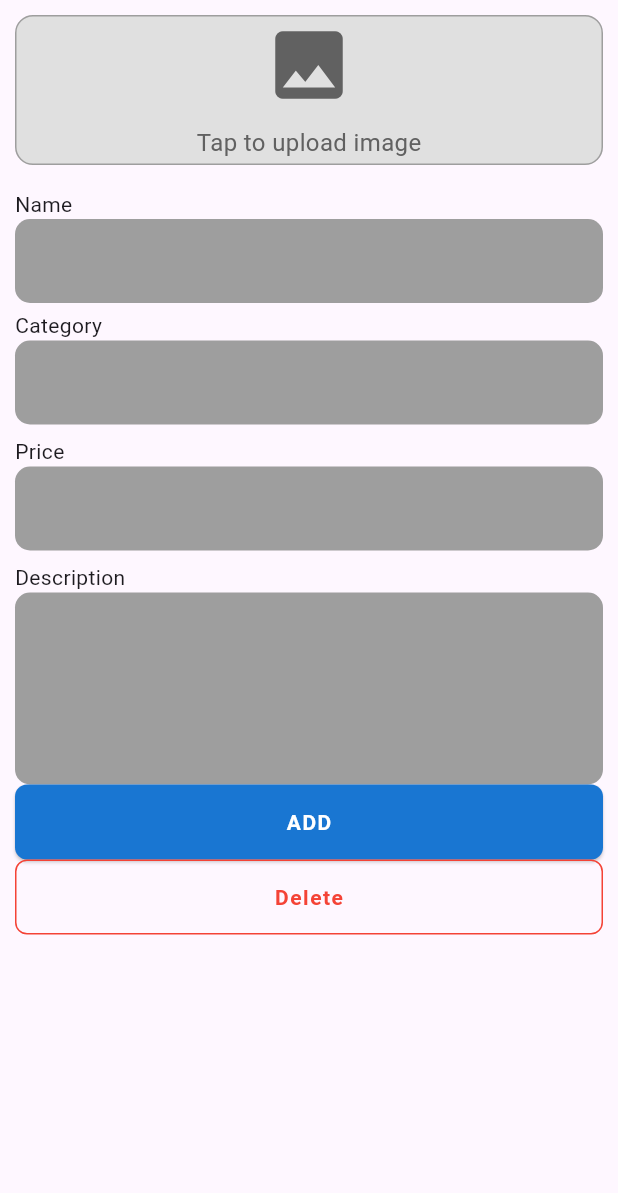
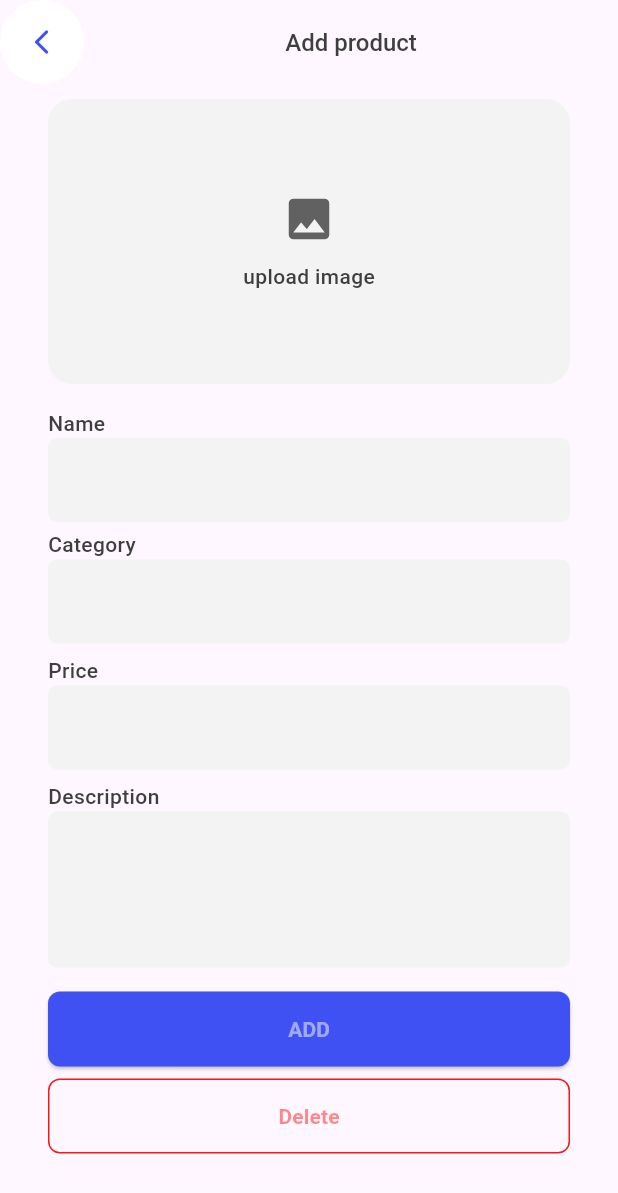
Before and after one commit to Mitiku-Melkamsew/2025-project-phase-mobile-tasks, a Flutter app: the Update screen opened directly, on a phone screen of 412 x 824 dp. Shown: the top 1193 px of the screen. Run offline on Flutter 3.47's test engine with Material 3 defaults, Android fonts, the phone set to English and light mode, and no system bars; Roboto replaces fonts that are missing (Poppins).

Commit message:
enhanced the layout of the Update page for better user interaction

```diff
--- a/mobile/mitiku_melkamsew/ecommerce/lib/main.dart
+++ b/mobile/mitiku_melkamsew/ecommerce/lib/main.dart
@@ -14,6 +14,6 @@ class MyApp extends StatelessWidget {
   // This widget is the root of your application.
   @override
   Widget build(BuildContext context) {
-    return MaterialApp(debugShowCheckedModeBanner: false, home: Home());
+    return MaterialApp(debugShowCheckedModeBanner: false, home: Update());
   }
 }
--- a/mobile/mitiku_melkamsew/ecommerce/lib/update.dart
+++ b/mobile/mitiku_melkamsew/ecommerce/lib/update.dart
@@ -5,8 +5,35 @@ class Update extends StatelessWidget {
 
   @override
   Widget build(BuildContext context) {
-    return Padding(
-      padding: const EdgeInsets.all(10.0),
+    var font = TextStyle(
+      color: Color(0xff3e3e3e),
+      fontSize: 14,
+      fontFamily: 'Poppins',
+      fontWeight: FontWeight.w500,
+    );
+    return Scaffold(
+      appBar: AppBar(
+        leading: Container(
+          width: 40,
+          height: 40,
+          alignment: Alignment.center,
+          decoration: BoxDecoration(
+            color: Color(0xffffffff),
+            borderRadius: BorderRadius.circular(40),
+          ),
+          child: Icon(
+            Icons.arrow_back_ios_rounded,
+            color: Color(0xff3F51F3),
+            size: 20,
+          ),
+        ),
+        title: Center(
+          child: Text('Add product', style: font.copyWith(fontSize: 16)),
+        ),
+      ),
+      body: Padding(
+        padding: const EdgeInsets.symmetric(horizontal: 32, vertical: 10),
+        child: SingleChildScrollView(
           child: Column(
             crossAxisAlignment: CrossAxisAlignment.start,
             children: [
@@ -14,119 +41,109 @@ class Update extends StatelessWidget {
                 onTap: () {},
                 child: Container(
                   width: double.infinity,
-              height: 100,
+                  height: 190,
                   decoration: BoxDecoration(
-                color: Colors.grey[300],
-                borderRadius: BorderRadius.circular(12),
-                border: Border.all(color: Colors.grey, width: 1),
+                    color: Color(0xfff3f3f3),
+                    borderRadius: BorderRadius.circular(16),
+                    border: Border.all(color: Color(0xfff3f3f3), width: 1),
                   ),
                   child: Column(
                     mainAxisAlignment: MainAxisAlignment.center,
                     children: [
-                  Icon(Icons.image, size: 60, color: Colors.grey[700]),
+                      Icon(Icons.image, size: 36, color: Colors.grey[700]),
                       SizedBox(height: 10),
-                  Text(
-                    'Tap to upload image',
-                    style: TextStyle(color: Colors.grey[700], fontSize: 16),
+                      Text('upload image', style: font),
+                    ],
+                  ),
+                ),
+              ),
+              SizedBox(height: 16),
+              Text('Name', style: font),
+              TextField(
+                decoration: InputDecoration(
+                  filled: true,
+                  fillColor: Color(0xfff3f3f3),
+                  border: OutlineInputBorder(
+                    borderRadius: BorderRadius.circular(6),
+                    borderSide: BorderSide.none,
+                  ),
+                ),
+              ),
+              SizedBox(height: 5),
+              Text('Category', style: font),
+              TextField(
+                decoration: InputDecoration(
+                  filled: true,
+                  fillColor: Color(0xfff3f3f3),
+                  border: OutlineInputBorder(
+                    borderRadius: BorderRadius.circular(6),
+                    borderSide: BorderSide.none,
+                  ),
+                ),
+              ),
+              SizedBox(height: 8),
+              Text('Price', style: font),
+              TextField(
+                decoration: InputDecoration(
+                  filled: true,
+                  fillColor: Color(0xfff3f3f3),
+                  suffixText: '\$',
+                  border: OutlineInputBorder(
+                    borderRadius: BorderRadius.circular(6),
+                    borderSide: BorderSide.none,
+                  ),
+                ),
+              ),
+              SizedBox(height: 8),
+              Text('Description', style: font),
+              TextField(
+                maxLines: 3,
+                decoration: InputDecoration(
+                  filled: true,
+                  fillColor: Color(0xfff3f3f3),
+                  border: OutlineInputBorder(
+                    borderRadius: BorderRadius.circular(6),
+                    borderSide: BorderSide.none,
+                  ),
+                ),
+              ),
+              SizedBox(height: 16),
+              ElevatedButton(
+                onPressed: () {},
+                style: ElevatedButton.styleFrom(
+                  backgroundColor: Color(0xff3F51F3),
+                  minimumSize: Size(double.infinity, 50),
+                  shape: RoundedRectangleBorder(
+                    borderRadius: BorderRadius.circular(8),
+                  ),
+                ),
+                child: Text(
+                  "ADD",
+                  style: font.copyWith(
+                    fontWeight: FontWeight.w600,
+                    color: Color(0x80ffffff),
+                  ),
+                ),
+              ),
+              SizedBox(height: 8),
+              TextButton(
+                onPressed: () {},
+                style: TextButton.styleFrom(
+                  minimumSize: Size(double.infinity, 50),
+                  shape: RoundedRectangleBorder(
+                    side: BorderSide(color: Color(0xffff1313)),
+                    borderRadius: BorderRadius.circular(8),
+                  ),
+                ),
+                child: Text(
+                  'Delete', style: font.copyWith(fontWeight: FontWeight.w600, color: Color(0x80ff1313))
+
+                ),
               ),
             ],
           ),
         ),
       ),
-          SizedBox(height: 16),
-          Text('Name'),
-          TextField(
-            decoration: InputDecoration(
-              filled: true,
-              fillColor: Colors.grey,
-              border: OutlineInputBorder(
-                borderRadius: BorderRadius.circular(10),
-                borderSide: BorderSide.none,
-              ),
-            ),
-          ),
-          SizedBox(height: 5),
-          Text('Category'),
-          TextField(
-            decoration: InputDecoration(
-              filled: true,
-              fillColor: Colors.grey,
-              border: OutlineInputBorder(
-                borderRadius: BorderRadius.circular(10),
-                borderSide: BorderSide.none,
-              ),
-            ),
-          ),
-          SizedBox(height: 8),
-          Text('Price'),
-          TextField(
-            decoration: InputDecoration(
-              filled: true,
-              fillColor: Colors.grey,
-              suffixText: '\$',
-              border: OutlineInputBorder(
-                borderRadius: BorderRadius.circular(10),
-                borderSide: BorderSide.none,
-              ),
-            ),
-          ),
-          SizedBox(height: 8),
-          Text('Description'),
-          TextField(
-            maxLines: 4,
-            decoration: InputDecoration(
-              filled: true,
-              fillColor: Colors.grey,
-              border: OutlineInputBorder(
-                borderRadius: BorderRadius.circular(10),
-                borderSide: BorderSide.none,
-              ),
-            ),
-          ),
-          ElevatedButton(
-            onPressed: () {
-              // Your logic here
-            },
-            style: ElevatedButton.styleFrom(
-              backgroundColor: Colors.blue.shade700, // Blue background
-              minimumSize: Size(
-                double.infinity,
-                50,
-              ), // Full width, fixed height
-              shape: RoundedRectangleBorder(
-                borderRadius: BorderRadius.circular(8), // Rounded corners
-              ),
-            ),
-            child: Text(
-              "ADD",
-              style: TextStyle(
-                color: Colors.white,
-                fontWeight: FontWeight.bold,
-                letterSpacing: 1,
-              ),
-            ),
-          ),
-
-          TextButton(
-            onPressed: () {},
-            style: TextButton.styleFrom(
-              minimumSize: Size(double.infinity, 50),
-              shape: RoundedRectangleBorder(
-                side: BorderSide(color: Colors.red),
-                borderRadius: BorderRadius.circular(8),
-              ),
-            ),
-            child: Text(
-              'Delete',
-              style: TextStyle(
-                color: Colors.red,
-                fontWeight: FontWeight.bold,
-                letterSpacing: 1,
-              ),
-            ),
-          ),
-        ],
-      ),
     );
   }
 }
```
Lines whose indentation alone changed are shown as unchanged.
